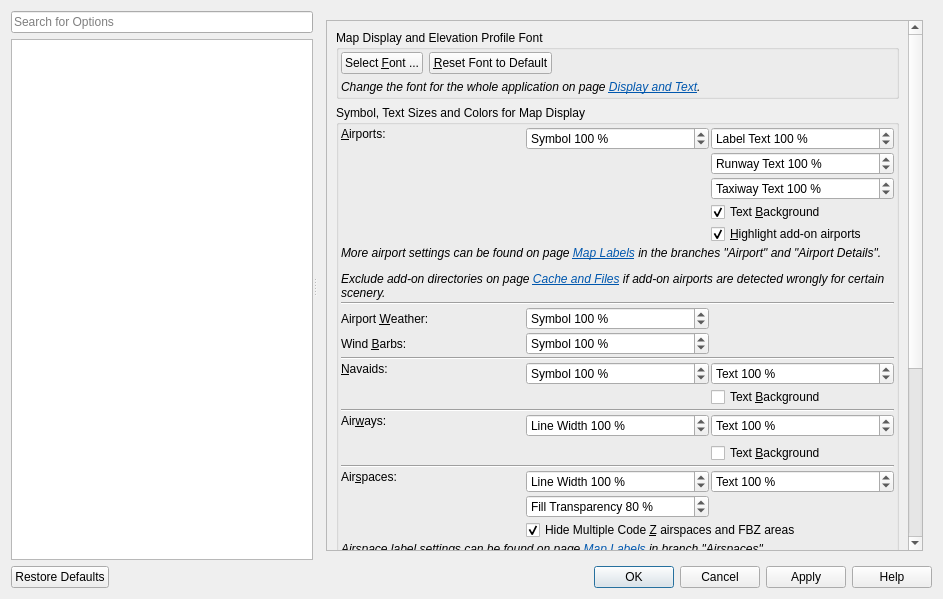
Before: the Qt Designer form src/options/options.ui in albar965/littlenavmap, drawn with Qt 5.
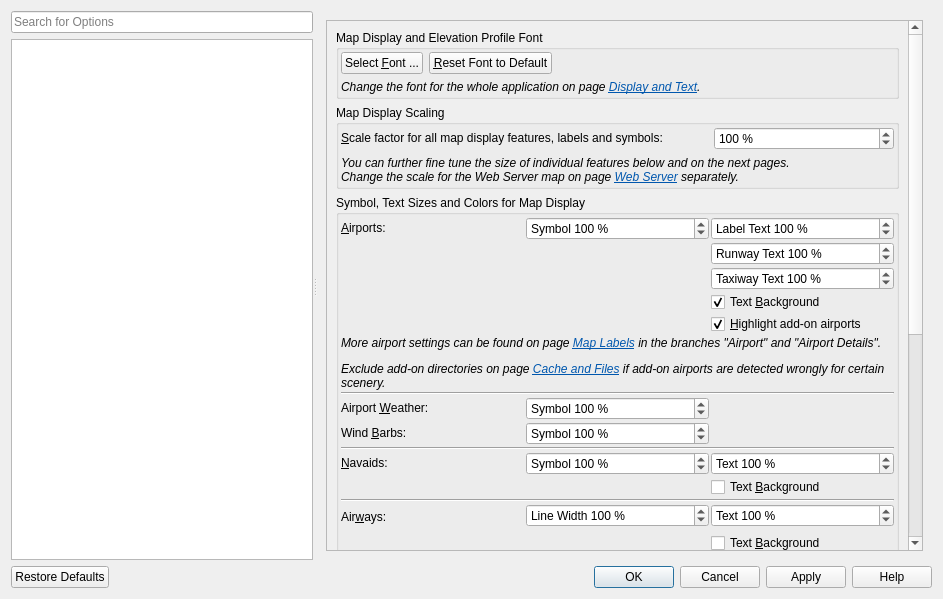
After: the same form once the commit is applied. The open tabs and pages were chosen to show the change. Icons and pictures are not drawn.

Commit message:
Added option for overall map display scaling
Added "Map Display Scaling" on options page "Map Display" to changed scale of all features, labels
and symbols. This helps to avoid issues with high density displays.

Added separate scaling for web display on options page "Web Server" to changed scale of all
features, labels and symbols on the web page to support display on high DPI tables or monitors.

Diff of the .ui file:
```diff
--- a/src/options/options.ui
+++ b/src/options/options.ui
@@ -2866,8 +2866,8 @@
             <rect>
              <x>0</x>
              <y>0</y>
-             <width>499</width>
-             <height>1059</height>
+             <width>616</width>
+             <height>1183</height>
             </rect>
            </property>
            <layout class="QVBoxLayout" name="verticalLayout_20">
@@ -2948,6 +2948,81 @@
               </layout>
              </widget>
             </item>
+            <item>
+             <widget class="QGroupBox" name="groupBox_39">
+              <property name="title">
+               <string>Map Display Scaling</string>
+              </property>
+              <layout class="QGridLayout" name="gridLayout_12">
+               <property name="leftMargin">
+                <number>2</number>
+               </property>
+               <property name="topMargin">
+                <number>2</number>
+               </property>
+               <property name="rightMargin">
+                <number>2</number>
+               </property>
+               <property name="bottomMargin">
+                <number>2</number>
+               </property>
+               <item row="0" column="2">
+                <widget class="QSpinBox" name="spinBoxOptionsDisplayScaleAll">
+                 <property name="toolTip">
+                  <string/>
+                 </property>
+                 <property name="suffix">
+                  <string> %</string>
+                 </property>
+                 <property name="prefix">
+                  <string/>
+                 </property>
+                 <property name="minimum">
+                  <number>50</number>
+                 </property>
+                 <property name="maximum">
+                  <number>200</number>
+                 </property>
+                 <property name="singleStep">
+                  <number>10</number>
+                 </property>
+                 <property name="value">
+                  <number>100</number>
+                 </property>
+                </widget>
+               </item>
+               <item row="2" column="0" colspan="3">
+                <widget class="QLabel" name="labelOptionsMapScaleHint">
+                 <property name="text">
+                  <string>&lt;html&gt;&lt;head/&gt;&lt;body&gt;&lt;p&gt;&lt;img src=&quot;:/littlenavmap/resources/icons/bulb.svg&quot;/&gt;&lt;span style=&quot; font-style:italic;&quot;&gt; You can further fine tune the size of individual features below and on the next pages.&lt;br/&gt;&lt;/span&gt;&lt;span style=&quot; font-style:italic;&quot;&gt;Change the scale for the Web Server map on page &lt;/span&gt;&lt;a href=&quot;lnm://20&quot;&gt;&lt;span style=&quot; font-style:italic; text-decoration: underline; color:#0057ae;&quot;&gt;Web Server&lt;/span&gt;&lt;/a&gt;&lt;span style=&quot; font-style:italic;&quot;&gt; separately.&lt;/span&gt;&lt;/p&gt;&lt;/body&gt;&lt;/html&gt;</string>
+                 </property>
+                 <property name="wordWrap">
+                  <bool>true</bool>
+                 </property>
+                 <property name="margin">
+                  <number>10</number>
+                 </property>
+                 <property name="textInteractionFlags">
+                  <set>Qt::LinksAccessibleByMouse|Qt::TextSelectableByMouse</set>
+                 </property>
+                </widget>
+               </item>
+               <item row="0" column="0" colspan="2" alignment="Qt::AlignVCenter">
+                <widget class="QLabel" name="labelOptionsMapSizeAirport_2">
+                 <property name="text">
+                  <string>&amp;Scale factor for all map display features, labels and symbols:</string>
+                 </property>
+                 <property name="alignment">
+                  <set>Qt::AlignLeading|Qt::AlignLeft|Qt::AlignTop</set>
+                 </property>
+                 <property name="buddy">
+                  <cstring>spinBoxOptionsDisplayScaleAll</cstring>
+                 </property>
+                </widget>
+               </item>
+              </layout>
+             </widget>
+            </item>
             <item>
              <widget class="QGroupBox" name="groupBoxOptionsDisplay">
               <property name="title">
@@ -2969,19 +3044,6 @@
                <property name="spacing">
                 <number>2</number>
                </property>
-               <item row="0" column="0" rowspan="5">
-                <widget class="QLabel" name="labelOptionsMapSizeAirport">
-                 <property name="text">
-                  <string>&amp;Airports:</string>
-                 </property>
-                 <property name="alignment">
-                  <set>Qt::AlignLeading|Qt::AlignLeft|Qt::AlignTop</set>
-                 </property>
-                 <property name="buddy">
-                  <cstring>spinBoxOptionsDisplaySymbolSizeAirport</cstring>
-                 </property>
-                </widget>
-               </item>
                <item row="25" column="1">
                 <widget class="QSpinBox" name="spinBoxOptionsDisplaySymbolSizeAircraftUser">
                  <property name="toolTip">
@@ -3055,20 +3117,7 @@
                  </property>
                 </widget>
                </item>
-               <item row="25" column="0" rowspan="2">
-                <widget class="QLabel" name="labelOptionsMapSizeAircraftUser">
-                 <property name="text">
-                  <string>&amp;User aircraft:</string>
-                 </property>
-                 <property name="alignment">
-                  <set>Qt::AlignLeading|Qt::AlignLeft|Qt::AlignTop</set>
-                 </property>
-                 <property name="buddy">
-                  <cstring>spinBoxOptionsDisplaySymbolSizeAircraftUser</cstring>
-                 </property>
-                </widget>
-               </item>
-               <item row="8" column="0">
+               <item row="8" column="0" alignment="Qt::AlignVCenter">
                 <widget class="QLabel" name="labelOptionsMapSizeAirportWindBarbs">
                  <property name="text">
                   <string>Wind &amp;Barbs:</string>
@@ -3234,7 +3283,7 @@
                  </property>
                 </widget>
                </item>
-               <item row="7" column="0">
+               <item row="7" column="0" alignment="Qt::AlignVCenter">
                 <widget class="QLabel" name="labelOptionsMapSizeAirportWeather">
                  <property name="text">
                   <string>Airport &amp;Weather:</string>
@@ -3360,19 +3409,6 @@
                  </property>
                 </widget>
                </item>
-               <item row="20" column="0" rowspan="3">
-                <widget class="QLabel" name="labelOptionsMapSizeAirspace">
-                 <property name="text">
-                  <string>Air&amp;spaces:</string>
-                 </property>
-                 <property name="alignment">
-                  <set>Qt::AlignLeading|Qt::AlignLeft|Qt::AlignTop</set>
-                 </property>
-                 <property name="buddy">
-                  <cstring>spinBoxOptionsDisplayThicknessAirspace</cstring>
-                 </property>
-                </widget>
-               </item>
                <item row="30" column="2">
                 <widget class="QCheckBox" name="checkBoxOptionsMapAiAircraftText">
                  <property name="toolTip">
@@ -3559,19 +3595,6 @@
                  </property>
                 </widget>
                </item>
-               <item row="14" column="0" rowspan="4">
-                <widget class="QLabel" name="labelOptionsMapSizeAirway">
-                 <property name="text">
-                  <string>Air&amp;ways:</string>
-                 </property>
-                 <property name="alignment">
-                  <set>Qt::AlignLeading|Qt::AlignLeft|Qt::AlignTop</set>
-                 </property>
-                 <property name="buddy">
-                  <cstring>spinBoxOptionsDisplayThicknessAirway</cstring>
-                 </property>
-                </widget>
-               </item>
                <item row="21" column="1">
                 <widget class="QSpinBox" name="spinBoxOptionsDisplayTransparencyAirspace">
                  <property name="toolTip">
@@ -3598,32 +3621,6 @@
                  </property>
                 </widget>
                </item>
-               <item row="29" column="0" rowspan="2">
-                <widget class="QLabel" name="labelOptionsMapSizeAircraftAi">
-                 <property name="text">
-                  <string>AI or &amp;multiplayer aircraft:</string>
-                 </property>
-                 <property name="alignment">
-                  <set>Qt::AlignLeading|Qt::AlignLeft|Qt::AlignTop</set>
-                 </property>
-                 <property name="buddy">
-                  <cstring>spinBoxOptionsDisplaySymbolSizeAircraftAi</cstring>
-                 </property>
-                </widget>
-               </item>
-               <item row="11" column="0" rowspan="2">
-                <widget class="QLabel" name="labelOptionsMapSizeNavaid">
-                 <property name="text">
-                  <string>&amp;Navaids:</string>
-                 </property>
-                 <property name="alignment">
-                  <set>Qt::AlignLeading|Qt::AlignLeft|Qt::AlignTop</set>
-                 </property>
-                 <property name="buddy">
-                  <cstring>spinBoxOptionsDisplaySymbolSizeNavaid</cstring>
-                 </property>
-                </widget>
-               </item>
                <item row="25" column="2">
                 <widget class="QSpinBox" name="spinBoxOptionsDisplayTextSizeAircraftUser">
                  <property name="toolTip">
@@ -3699,6 +3696,84 @@
                  </property>
                 </widget>
                </item>
+               <item row="11" column="0" alignment="Qt::AlignVCenter">
+                <widget class="QLabel" name="labelOptionsMapSizeNavaid">
+                 <property name="text">
+                  <string>&amp;Navaids:</string>
+                 </property>
+                 <property name="alignment">
+                  <set>Qt::AlignLeading|Qt::AlignLeft|Qt::AlignTop</set>
+                 </property>
+                 <property name="buddy">
+                  <cstring>spinBoxOptionsDisplaySymbolSizeNavaid</cstring>
+                 </property>
+                </widget>
+               </item>
+               <item row="14" column="0" rowspan="3" alignment="Qt::AlignVCenter">
+                <widget class="QLabel" name="labelOptionsMapSizeAirway">
+                 <property name="text">
+                  <string>Air&amp;ways:</string>
+                 </property>
+                 <property name="alignment">
+                  <set>Qt::AlignLeading|Qt::AlignLeft|Qt::AlignTop</set>
+                 </property>
+                 <property name="buddy">
+                  <cstring>spinBoxOptionsDisplayThicknessAirway</cstring>
+                 </property>
+                </widget>
+               </item>
+               <item row="20" column="0" alignment="Qt::AlignVCenter">
+                <widget class="QLabel" name="labelOptionsMapSizeAirspace">
+                 <property name="text">
+                  <string>Air&amp;spaces:</string>
+                 </property>
+                 <property name="alignment">
+                  <set>Qt::AlignLeading|Qt::AlignLeft|Qt::AlignTop</set>
+                 </property>
+                 <property name="buddy">
+                  <cstring>spinBoxOptionsDisplayThicknessAirspace</cstring>
+                 </property>
+                </widget>
+               </item>
+               <item row="25" column="0" alignment="Qt::AlignVCenter">
+                <widget class="QLabel" name="labelOptionsMapSizeAircraftUser">
+                 <property name="text">
+                  <string>&amp;User aircraft:</string>
+                 </property>
+                 <property name="alignment">
+                  <set>Qt::AlignLeading|Qt::AlignLeft|Qt::AlignTop</set>
+                 </property>
+                 <property name="buddy">
+                  <cstring>spinBoxOptionsDisplaySymbolSizeAircraftUser</cstring>
+                 </property>
+                </widget>
+               </item>
+               <item row="29" column="0" alignment="Qt::AlignVCenter">
+                <widget class="QLabel" name="labelOptionsMapSizeAircraftAi">
+                 <property name="text">
+                  <string>AI or &amp;multiplayer aircraft:</string>
+                 </property>
+                 <property name="alignment">
+                  <set>Qt::AlignLeading|Qt::AlignLeft|Qt::AlignTop</set>
+                 </property>
+                 <property name="buddy">
+                  <cstring>spinBoxOptionsDisplaySymbolSizeAircraftAi</cstring>
+                 </property>
+                </widget>
+               </item>
+               <item row="0" column="0" alignment="Qt::AlignVCenter">
+                <widget class="QLabel" name="labelOptionsMapSizeAirport">
+                 <property name="text">
+                  <string>&amp;Airports:</string>
+                 </property>
+                 <property name="alignment">
+                  <set>Qt::AlignLeading|Qt::AlignLeft|Qt::AlignTop</set>
+                 </property>
+                 <property name="buddy">
+                  <cstring>spinBoxOptionsDisplaySymbolSizeAirport</cstring>
+                 </property>
+                </widget>
+               </item>
               </layout>
              </widget>
             </item>
```
Left out of the diff: 353 changed lines with no effect on the pictures. The commit also changes 6 other files.
